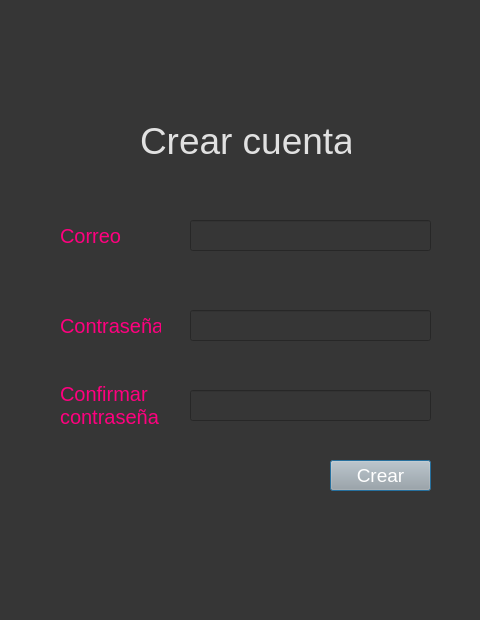
This is crearCuenta.ui in Vethariel/MIR-Programacion-Computadores as Qt 5 draws it before an edit. The edited form follows.
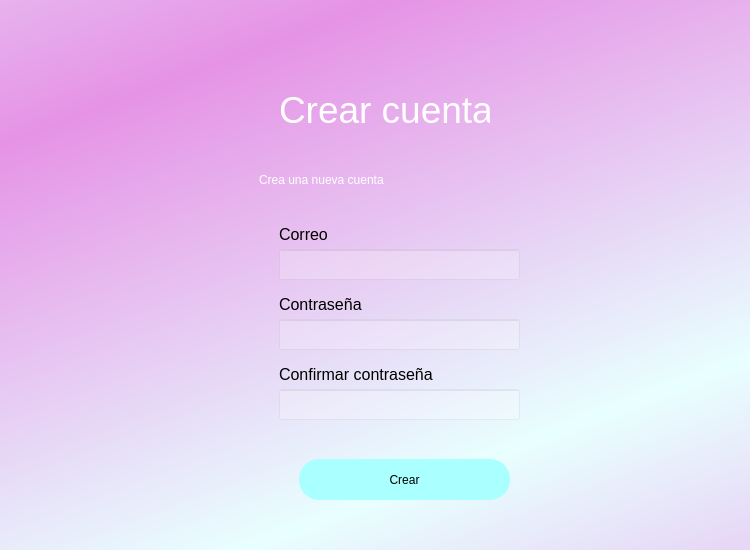
This is the edited form.

Commit message: Create account screen modified and added some functionality

What changed in the file:
```diff
--- a/crearCuenta.ui
+++ b/crearCuenta.ui
@@ -6,44 +6,53 @@
    <rect>
     <x>0</x>
     <y>0</y>
-    <width>480</width>
-    <height>620</height>
+    <width>750</width>
+    <height>550</height>
    </rect>
   </property>
   <property name="windowTitle">
    <string>Dialog</string>
   </property>
-  <property name="styleSheet">
-   <string notr="true">background-color: rgb(54, 54, 54);</string>
-  </property>
-  <widget class="QLabel" name="label">
+  <widget class="QWidget" name="bgwidget" native="true">
    <property name="geometry">
     <rect>
-     <x>140</x>
-     <y>110</y>
-     <width>211</width>
-     <height>61</height>
+     <x>-1</x>
+     <y>-1</y>
+     <width>751</width>
+     <height>551</height>
     </rect>
    </property>
    <property name="styleSheet">
-    <string notr="true">color: rgb(225, 225, 225);font-size:28pt</string>
+    <string notr="true">QWidget#bgwidget{background-color:qlineargradient(spread:reflect, x1:0.631, y1:0.840909, x2:0.266591, y2:0.13, stop:0 rgba(232, 255, 255, 255), stop:1 rgba(230, 147, 230, 255));}</string>
    </property>
-   <property name="text">
-    <string>Crear cuenta</string>
-   </property>
-  </widget>
   <widget class="QLabel" name="label_2">
    <property name="geometry">
     <rect>
-     <x>60</x>
+      <x>260</x>
+      <y>160</y>
+      <width>281</width>
+      <height>41</height>
+     </rect>
+    </property>
+    <property name="styleSheet">
+     <string notr="true">font: 16pt &quot;MS Shell Dlg 2&quot;;
+color: rgb(255, 255, 255);</string>
+    </property>
+    <property name="text">
+     <string>Crea una nueva cuenta</string>
+    </property>
+   </widget>
+   <widget class="QLabel" name="label_3">
+    <property name="geometry">
+     <rect>
+      <x>280</x>
      <y>220</y>
      <width>71</width>
      <height>31</height>
     </rect>
    </property>
    <property name="styleSheet">
-    <string notr="true">font-size:15pt;
-color: rgb(255, 0, 127);</string>
+     <string notr="true">font-size:12pt;</string>
    </property>
    <property name="text">
     <string>Correo</string>
@@ -52,102 +61,128 @@
   <widget class="QLineEdit" name="email_in">
    <property name="geometry">
     <rect>
-     <x>190</x>
-     <y>220</y>
+      <x>280</x>
+      <y>250</y>
      <width>241</width>
      <height>31</height>
     </rect>
    </property>
    <property name="styleSheet">
-    <string notr="true">font-size:15pt;
-color: rgb(225, 225, 225);</string>
-   </property>
-  </widget>
-  <widget class="QLabel" name="label_3">
-   <property name="geometry">
-    <rect>
-     <x>60</x>
-     <y>310</y>
-     <width>101</width>
-     <height>31</height>
-    </rect>
-   </property>
-   <property name="styleSheet">
-    <string notr="true">font-size:15pt;
-color: rgb(255, 0, 127);</string>
-   </property>
-   <property name="text">
-    <string>Contraseña</string>
+     <string notr="true">font-size:12pt;
+background-color: rgba(255, 255, 255, 50);</string>
    </property>
   </widget>
   <widget class="QLineEdit" name="contra_in">
    <property name="geometry">
     <rect>
-     <x>190</x>
-     <y>310</y>
+      <x>280</x>
+      <y>320</y>
      <width>241</width>
      <height>31</height>
     </rect>
    </property>
    <property name="styleSheet">
-    <string notr="true">font-size:15pt;
-color: rgb(225, 225, 225);</string>
+     <string notr="true">font-size:12pt;
+background-color: rgba(255, 255, 255, 50);</string>
+    </property>
+   </widget>
+   <widget class="QLabel" name="label_5">
+    <property name="geometry">
+     <rect>
+      <x>280</x>
+      <y>290</y>
+      <width>101</width>
+      <height>31</height>
+     </rect>
+    </property>
+    <property name="styleSheet">
+     <string notr="true">font-size:12pt;</string>
+    </property>
+    <property name="text">
+     <string>Contraseña</string>
    </property>
   </widget>
   <widget class="QPushButton" name="boton_nueva_cuenta">
    <property name="geometry">
     <rect>
-     <x>330</x>
+      <x>300</x>
      <y>460</y>
-     <width>101</width>
-     <height>31</height>
+      <width>211</width>
+      <height>41</height>
     </rect>
    </property>
    <property name="styleSheet">
-    <string notr="true">background-color: rgb(167, 168, 167);
-font-size:14pt;
-color: rgb(255, 255, 255);</string>
+     <string notr="true">border-radius:20px;
+font: 14pt &quot;MS Shell Dlg 2&quot;;
+background-color: rgb(170, 255, 255);</string>
    </property>
    <property name="text">
     <string>Crear</string>
    </property>
   </widget>
-  <widget class="QLineEdit" name="conf_contra_in">
-   <property name="geometry">
-    <rect>
-     <x>190</x>
-     <y>390</y>
-     <width>241</width>
-     <height>31</height>
-    </rect>
-   </property>
-   <property name="styleSheet">
-    <string notr="true">font-size:15pt;
-color: rgb(225, 225, 225);</string>
-   </property>
-  </widget>
   <widget class="QLabel" name="label_4">
    <property name="geometry">
     <rect>
-     <x>60</x>
-     <y>380</y>
-     <width>101</width>
-     <height>51</height>
+      <x>280</x>
+      <y>80</y>
+      <width>211</width>
+      <height>61</height>
     </rect>
    </property>
    <property name="styleSheet">
-    <string notr="true">font-size:15pt;
-color: rgb(255, 0, 127);</string>
+     <string notr="true">font-size:28pt;
+color: rgb(255, 255, 255);</string>
+    </property>
+    <property name="text">
+     <string>Crear cuenta</string>
+    </property>
+   </widget>
+   <widget class="QLabel" name="adv_ingreso">
+    <property name="geometry">
+     <rect>
+      <x>290</x>
+      <y>430</y>
+      <width>221</width>
+      <height>20</height>
+     </rect>
+    </property>
+    <property name="styleSheet">
+     <string notr="true">color: rgb(255, 0, 0);</string>
+    </property>
+    <property name="text">
+     <string/>
+    </property>
+   </widget>
+   <widget class="QLabel" name="label_6">
+    <property name="geometry">
+     <rect>
+      <x>280</x>
+      <y>360</y>
+      <width>171</width>
+      <height>31</height>
+     </rect>
+    </property>
+    <property name="styleSheet">
+     <string notr="true">font-size:12pt;</string>
    </property>
    <property name="text">
     <string>Confirmar contraseña</string>
    </property>
-   <property name="scaledContents">
-    <bool>false</bool>
-   </property>
-   <property name="wordWrap">
-    <bool>true</bool>
-   </property>
+   </widget>
+   <widget class="QLineEdit" name="conf_contra_in">
+    <property name="geometry">
+     <rect>
+      <x>280</x>
+      <y>390</y>
+      <width>241</width>
+      <height>31</height>
+     </rect>
+    </property>
+    <property name="styleSheet">
+     <string notr="true">font-size:12pt;
+background-color: rgba(255, 255, 255, 50);</string>
+    </property>
+   </widget>
   </widget>
  </widget>
  <resources/>
```
Lines whose indentation alone changed are shown as unchanged. The commit also changes 2 other files.
